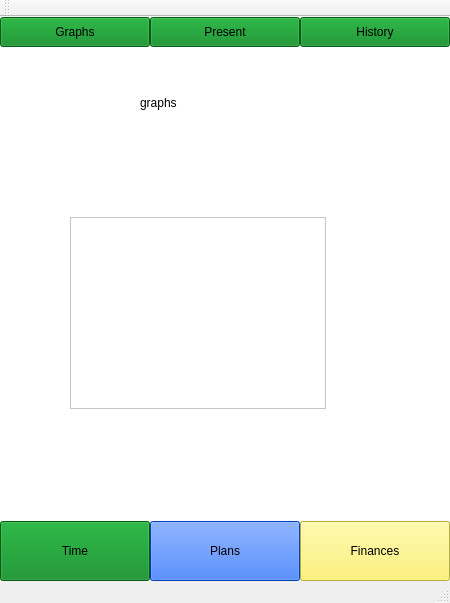
Old version of the form mainwindow.ui in the repository BryanBlack523/LM.
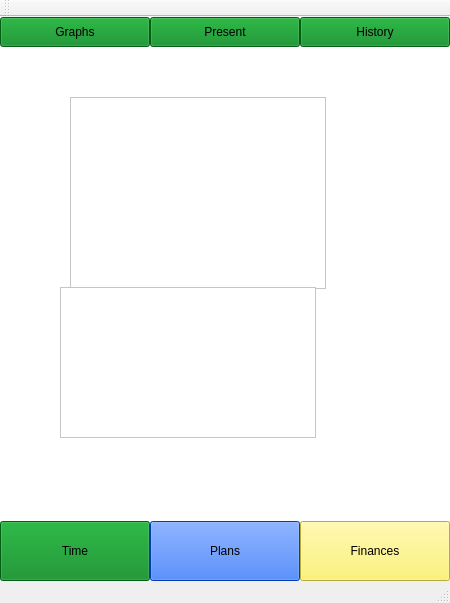
New version of the form. The open tabs and pages were chosen to show the change.

Patch:
```diff
--- a/mainwindow.ui
+++ b/mainwindow.ui
@@ -216,12 +216,22 @@
               <property name="geometry">
                <rect>
                 <x>70</x>
-                <y>170</y>
+                <y>50</y>
                 <width>256</width>
                 <height>192</height>
                </rect>
               </property>
              </widget>
+             <widget class="QListView" name="debugListView">
+              <property name="geometry">
+               <rect>
+                <x>60</x>
+                <y>240</y>
+                <width>256</width>
+                <height>151</height>
+               </rect>
+              </property>
+             </widget>
             </widget>
            </widget>
           </item>
```
